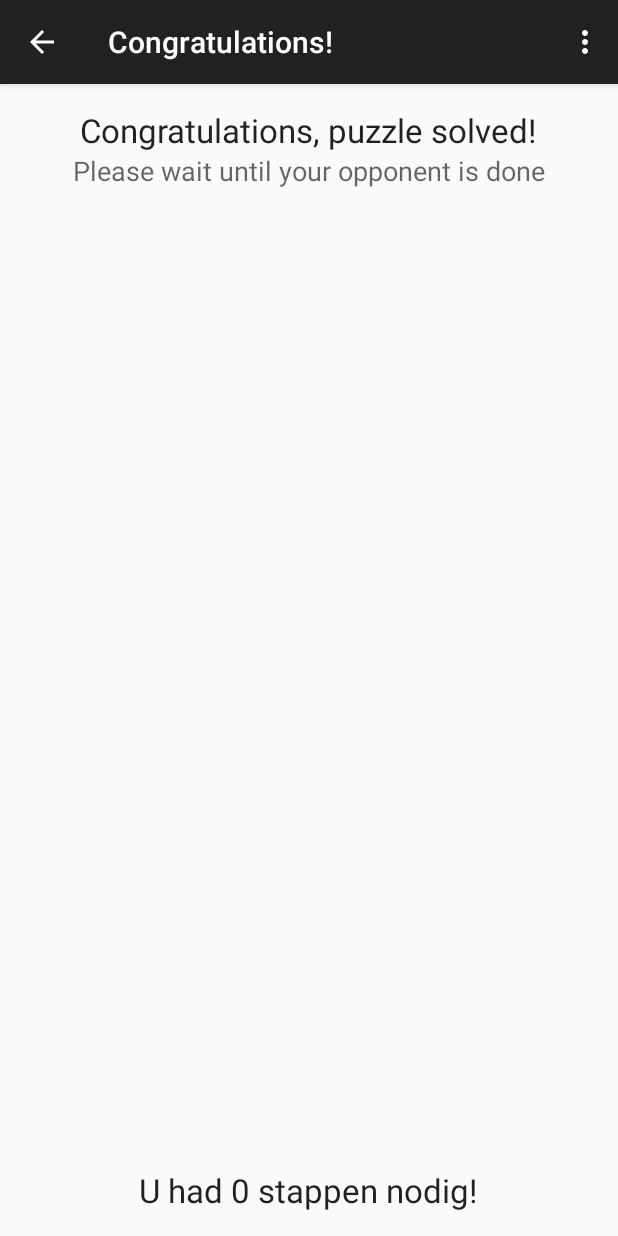
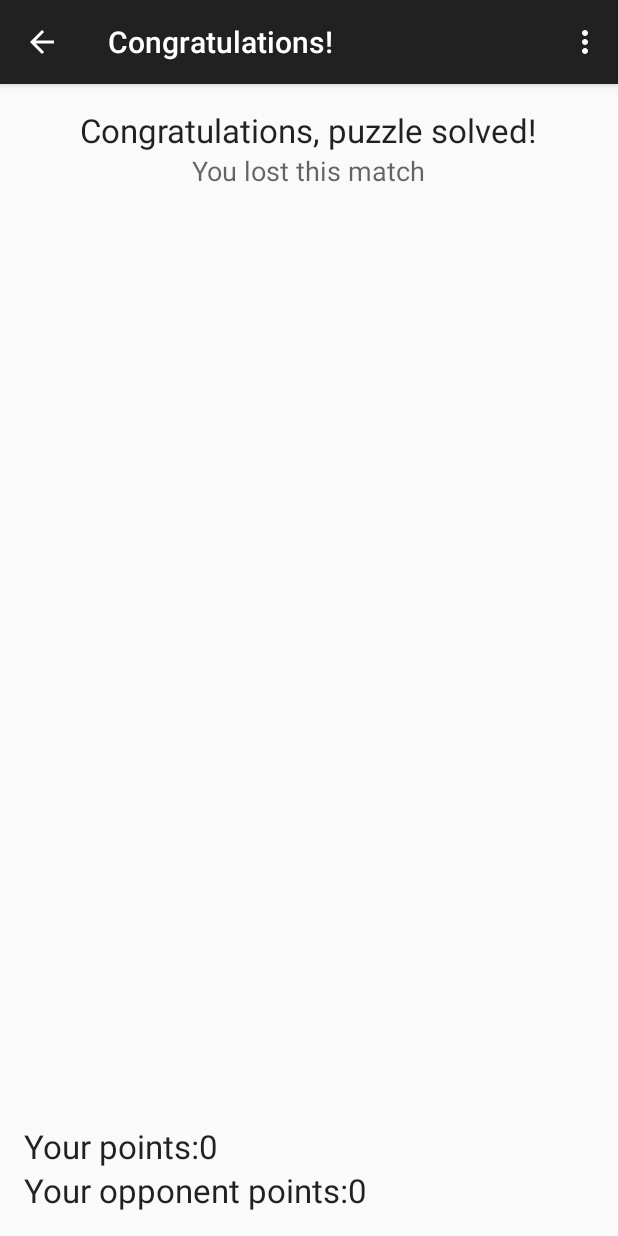
Before and after one commit to aedrish/n_puzzle_multi, an Android app: the YouWinActivity screen opened directly, with no data from a screen before it, on a phone screen of 412 x 824 dp. Run offline under Robolectric (Android 15) with nearby library versions, the phone set to English and light mode, and no system bars; libraries missing offline, so code that uses them is left out: com.firebase.client.

Commit message:
added win possiblity and animation

```diff
--- a/app/src/main/java/nl/han/s478026/bram/npuzzel/GamePlayActivity.java
+++ b/app/src/main/java/nl/han/s478026/bram/npuzzel/GamePlayActivity.java
@@ -66,10 +66,10 @@ public class GamePlayActivity extends ActionBarActivity {
     private int width;
     private int height;
     private int resourceId;
+    private int score;
 
     private SharedPreferences sharedpreferences;
-    private Firebase myFirebaseRef;
-    private Firebase isDone;
+    private Firebase myFirebaseRef, isDone, enemyScore;
 
     private boolean isPlaying = false;
 
@@ -77,7 +77,7 @@ public class GamePlayActivity extends ActionBarActivity {
     private String userName;
 
     private GridView layout, layout2;
-    private ValueEventListener eventListener, eventListenerWin;
+    private ValueEventListener eventListener, eventListenerWin, enemyEventListener;
     private CountDownTimer countDown;
     private Boolean enemyIsFinished = false;
 
@@ -301,15 +301,11 @@ public class GamePlayActivity extends ActionBarActivity {
                     if ((boolean) p.first) {
                         if (changePositionImageAndUpdateLayout(layout, imageAdapter, position, (Integer) p.second, isPlaying)) {
                             isPlaying = false;
-//                            Intent intent = new Intent(GamePlayActivity.this, YouWinActivity.class);
-//                            intent.putExtra("resourceId", resourceId);
-//                            intent.putExtra("usedSteps", usedSteps);
-//                            startActivity(intent);
                             isDone = myFirebaseRef.child("users/" + userName + "/finished");
-                            isDone.setValue("true");
+                            isDone.setValue(true);
 
                             Firebase setPlayerScore = myFirebaseRef.child("users/" + userName + "/score");
-                            int score = calculateScore();
+                            score = calculateScore();
                             setPlayerScore.setValue(score);
 
                             Firebase enemyIsFinishedListener = myFirebaseRef.child("users/"+ enemyUser + "/finished");
@@ -319,10 +315,11 @@ public class GamePlayActivity extends ActionBarActivity {
                                 @Override
                                 public void onDataChange(DataSnapshot snapshot) {
                                     if(snapshot.getValue() != null) {
-                                        String isEnemyFinished = (String) snapshot.getValue();
-                                        if(!isPlaying && isEnemyFinished == "true") {
+                                        Boolean isEnemyFinished = (Boolean) snapshot.getValue();
+                                        if(!isPlaying && isEnemyFinished) {
                                             Toast.makeText(GamePlayActivity.this, "both stopped!", Toast.LENGTH_LONG).show();
-                                        } else if(isEnemyFinished == "true") {
+                                            GoToWinScreen();
+                                        } else if(isEnemyFinished) {
                                             enemyIsFinished = true;
                                         }
                                     }
@@ -337,6 +334,7 @@ public class GamePlayActivity extends ActionBarActivity {
                             if(!isPlaying && enemyIsFinished) {
                                 Toast.makeText(GamePlayActivity.this, "both stopped but you stopped last!", Toast.LENGTH_LONG).show();
                                 isDone.removeEventListener(eventListenerWin);
+                                GoToWinScreen();
                             }
                         }
                     }
@@ -345,6 +343,30 @@ public class GamePlayActivity extends ActionBarActivity {
     });
     }
 
+    private void GoToWinScreen() {
+        enemyScore = myFirebaseRef.child("users/" + enemyUser + "/score");
+        enemyEventListener = enemyScore.addValueEventListener(new ValueEventListener() {
+            @Override
+            public void onDataChange(DataSnapshot dataSnapshot) {
+                if((long) dataSnapshot.getValue() > 0) {
+                    final Intent intent = new Intent(GamePlayActivity.this, YouWinActivity.class);
+                    intent.putExtra("yourScore", score);
+                    intent.putExtra("enemyUser", enemyUser);
+                    intent.putExtra("resourceId", resourceId);
+                    intent.putExtra("enemyScore", (long) dataSnapshot.getValue());
+                    startActivity(intent);
+                    finish();
+                } else {
+                    Toast.makeText(GamePlayActivity.this, "No acces to database", Toast.LENGTH_LONG).show();
+                }
+            }
+
+            @Override
+            public void onCancelled(FirebaseError firebaseError) {
+
+            }
+        });
+    }
     private int calculateScore() {
         return (timeLeft * SCOREPERSEC) - usedSteps * SCORECOSTPERMOVE;
     }
@@ -492,6 +514,7 @@ public class GamePlayActivity extends ActionBarActivity {
 
     private void removeDataFromFirebase() {
         Firebase enemy = myFirebaseRef.child("users/" + userName + "/clicked_tile");
+        Firebase finished = myFirebaseRef.child("users/" + userName + "/finished");
         Firebase usedStepsInGame = myFirebaseRef.child("users/" + userName + "/usedSteps");
         Firebase difficulty = myFirebaseRef.child("users/" + userName + "/difficulty");
         difficulty.removeValue();
@@ -501,7 +524,11 @@ public class GamePlayActivity extends ActionBarActivity {
         if(eventListenerWin != null) {
             isDone.removeEventListener(eventListenerWin);
         }
+        if(enemyEventListener != null) {
+            enemyScore.removeEventListener(enemyEventListener);
+        }
         enemy.removeValue();
+        finished.removeValue();
         usedStepsInGame.removeValue();
     }
 }
--- a/app/src/main/java/nl/han/s478026/bram/npuzzel/YouWinActivity.java
+++ b/app/src/main/java/nl/han/s478026/bram/npuzzel/YouWinActivity.java
@@ -5,8 +5,12 @@ import android.support.v7.app.ActionBarActivity;
 import android.os.Bundle;
 import android.view.Menu;
 import android.view.MenuItem;
+import android.view.animation.AlphaAnimation;
 import android.widget.ImageView;
 import android.widget.TextView;
+
+import static nl.han.s478026.bram.npuzzel.R.string.enemy_points;
+import static nl.han.s478026.bram.npuzzel.R.string.your_points;
 
 
 /**
@@ -21,15 +25,37 @@ public class YouWinActivity extends ActionBarActivity {
         super.onCreate(savedInstanceState);
         setContentView(R.layout.activity_you_win);
 
+        TextView yourScoreTextView = (TextView) findViewById(R.id.your_score);
+        TextView enemyScoreTextView = (TextView) findViewById(R.id.enemy_score);
+
+
         Intent intent = getIntent();
         int resourceId = intent.getIntExtra("resourceId", 0);
-        int usedSteps = intent.getIntExtra("usedSteps", 0);
+        int yourScore = intent.getIntExtra("yourScore", 0);
+        int enemyScore = (int) intent.getLongExtra("enemyScore", 0);
 
+        yourScoreTextView.setText(getResources().getText(your_points) + "" +  yourScore);
+        enemyScoreTextView.setText(getResources().getText(enemy_points) + "" +  enemyScore);
         ImageView iv = (ImageView) findViewById(R.id.imageViewResult);
-        TextView tv = (TextView) findViewById(R.id.numberOfClicksUsed);
+
+        TextView tvwl = (TextView) findViewById(R.id.win_lose_text);
+        setWinLoseText(yourScore, enemyScore, tvwl);
         iv.setImageResource(resourceId);
-        tv.setText("U had " + usedSteps + " stappen nodig!");
+        AlphaAnimation animation1 = new AlphaAnimation(0.f, 1.0f);
+        animation1.setDuration(5000);
+        animation1.setStartOffset(0);
+        animation1.setFillAfter(true);
+        iv.startAnimation(animation1);
+
         getSupportActionBar().setDisplayHomeAsUpEnabled(true);
+    }
+
+    private void setWinLoseText(int yourScore, int enemyScore, TextView tvwl) {
+        if(yourScore > enemyScore) {
+            tvwl.setText(R.string.you_won);
+        } else {
+            tvwl.setText(R.string.you_lost);
+        }
     }
 
 
--- a/app/src/main/res/layout/activity_you_win.xml
+++ b/app/src/main/res/layout/activity_you_win.xml
@@ -19,8 +19,8 @@
         android:layout_width="wrap_content"
         android:layout_height="wrap_content"
         android:textAppearance="?android:attr/textAppearanceMedium"
-        android:text="@string/opponent_still_playing"
-        android:id="@+id/please_wait_for_opponent"
+        android:text="win_lose_text"
+        android:id="@+id/win_lose_text"
         android:layout_centerHorizontal="true"
         android:layout_below="@id/textView"/>
 
@@ -32,16 +32,27 @@
         android:layout_alignParentRight="true"
         android:id="@+id/imageViewResult"
         android:layout_centerHorizontal="true"
-        android:layout_above="@+id/numberOfClicksUsed"
-        android:layout_below="@+id/please_wait_for_opponent" />
+        android:layout_below="@+id/win_lose_text"
+        android:layout_above="@+id/enemy_score" />
 
     <TextView
         android:layout_width="wrap_content"
         android:layout_height="wrap_content"
         android:textAppearance="?android:attr/textAppearanceLarge"
-        android:text="Large Text"
-        android:id="@+id/numberOfClicksUsed"
+        android:text="Enemy score"
+        android:id="@+id/enemy_score"
         android:layout_alignParentBottom="true"
-        android:layout_centerHorizontal="true" />
+        android:layout_alignParentLeft="true"
+        android:layout_alignParentStart="true" />
+
+    <TextView
+        android:layout_width="wrap_content"
+        android:layout_height="wrap_content"
+        android:textAppearance="?android:attr/textAppearanceLarge"
+        android:text="Your score"
+        android:id="@+id/your_score"
+        android:layout_above="@+id/enemy_score"
+        android:layout_alignParentLeft="true"
+        android:layout_alignParentStart="true" />
 
 </RelativeLayout>
--- a/app/src/main/res/values/strings.xml
+++ b/app/src/main/res/values/strings.xml
@@ -34,6 +34,11 @@
 
     <string name="find_opponent">Find opponent</string>
     <string name="opponent_still_playing">Please wait until your opponent is done</string>
+    <string name="you_won">You won this match</string>
+    <string name="you_lost">You lost this match</string>
+    <string name="your_points">Your points:</string>
+    <string name="enemy_points">Your opponent points:</string>
+
     <string name="title_activity_select_difficulty">SelectDifficultyActivity</string>
     <string name="no_active_location_providers">You have no location providers active, please turn on GPS or Network-based location detection</string>
     <string name="location_settings">Go to location settings</string>
```
